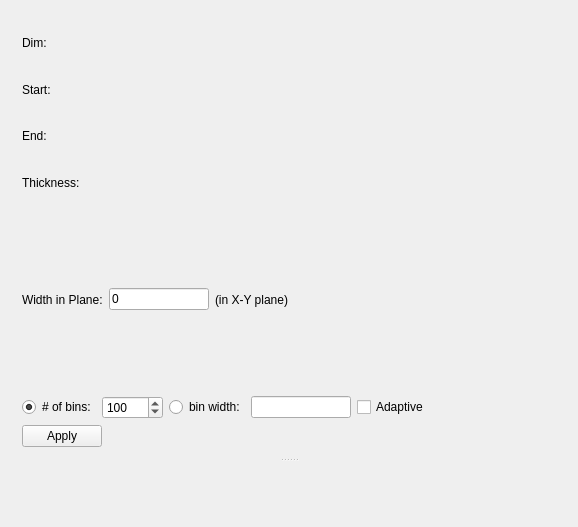
Qt form Code/Mantid/MantidQt/SliceViewer/inc/MantidQtSliceViewer/LineViewer.ui (mantidproject/mantid) before a commit.
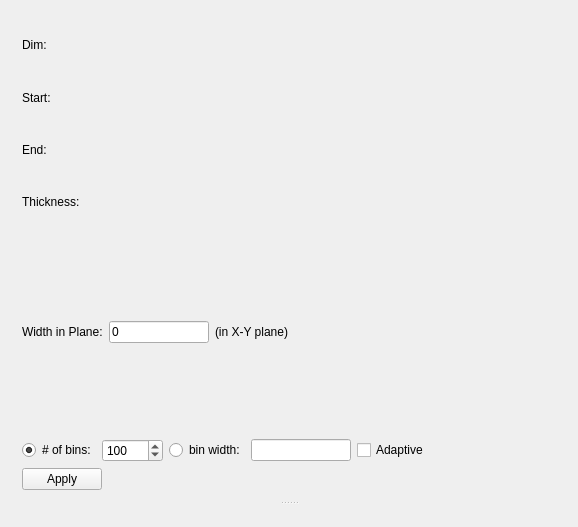
The same form after that commit.

```diff
--- a/Code/Mantid/MantidQt/SliceViewer/inc/MantidQtSliceViewer/LineViewer.ui
+++ b/Code/Mantid/MantidQt/SliceViewer/inc/MantidQtSliceViewer/LineViewer.ui
@@ -265,6 +265,12 @@
        <enum>QFrame::Raised</enum>
       </property>
       <layout class="QVBoxLayout" name="verticalLayout_3">
+       <property name="spacing">
+        <number>4</number>
+       </property>
+       <property name="margin">
+        <number>2</number>
+       </property>
        <item>
         <widget class="QFrame" name="frmPlot">
          <property name="frameShape">
```
